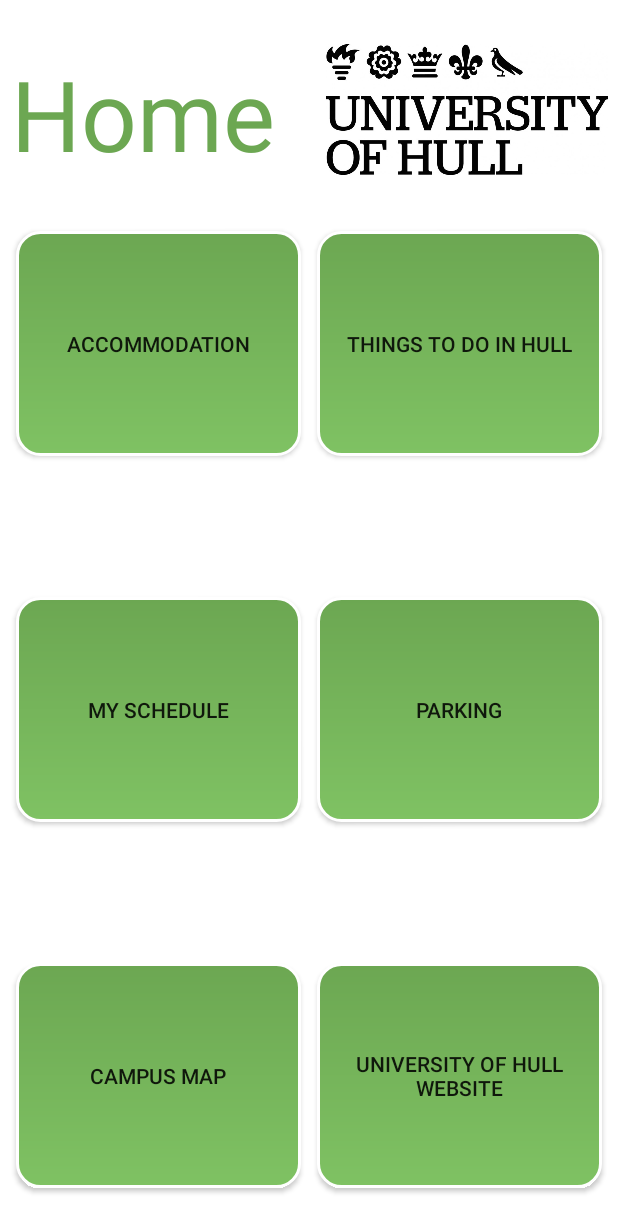
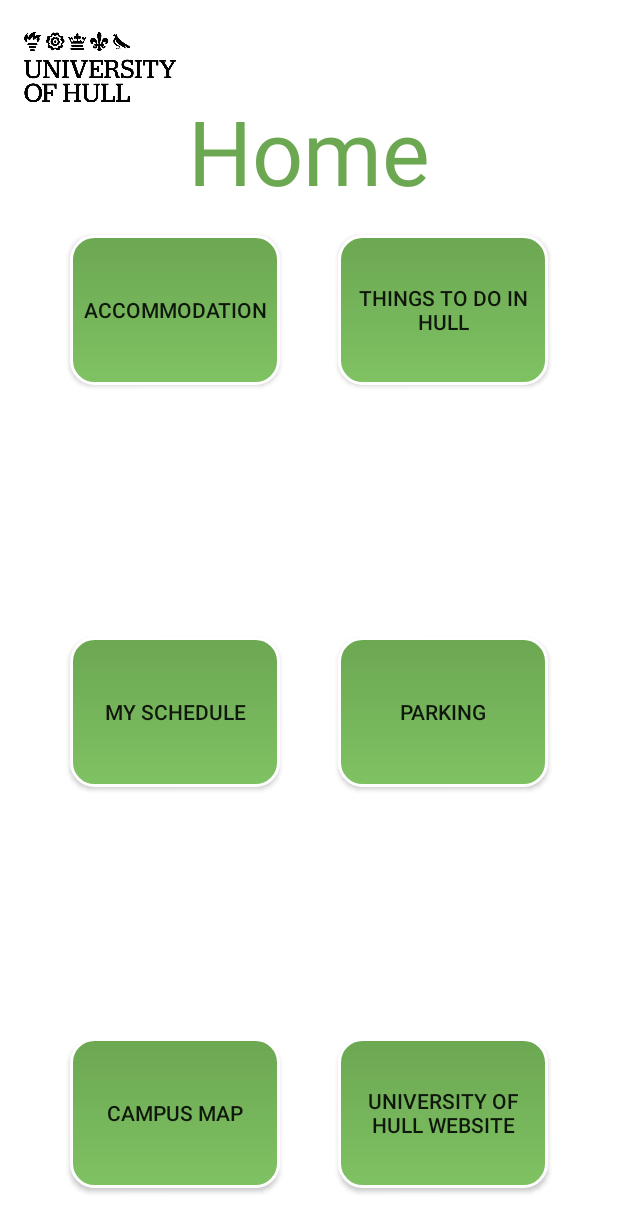
Before and after one commit to joesaul/HonoursProject, an Android app: the screen it shows after launch (MainActivity), on a phone screen of 412 x 824 dp. Shown: the top 1232 px of the screen. Run offline under Robolectric (Android 15) with nearby library versions, the phone set to English and light mode, and no system bars.

Commit message:
updated UI
changed some constraints and added a scroll view to 'things to do in hull' page

```diff
--- a/app/src/main/res/layout/activity_main.xml
+++ b/app/src/main/res/layout/activity_main.xml
@@ -11,101 +11,123 @@
     <Button
         android:id="@+id/accommodation_button"
         style="@style/Widget.AppCompat.Button"
-        android:layout_width="190dp"
-        android:layout_height="150dp"
-        android:layout_marginTop="8dp"
+        android:layout_width="140dp"
+        android:layout_height="100dp"
+        android:layout_marginStart="32dp"
+        android:layout_marginLeft="32dp"
+        android:layout_marginTop="16dp"
+        android:layout_marginEnd="12dp"
+        android:layout_marginRight="12dp"
+        android:background="@drawable/button_background"
         android:text="@string/accommodation"
         app:layout_constraintEnd_toStartOf="@+id/activities_button"
         app:layout_constraintStart_toStartOf="parent"
-        app:layout_constraintTop_toBottomOf="@+id/textView6"
-        android:background="@drawable/button_background"/>
+        app:layout_constraintTop_toBottomOf="@+id/textView6" />
 
     <Button
         android:id="@+id/campusmap_button"
-        android:layout_width="190dp"
-        android:layout_height="150dp"
+        android:layout_width="140dp"
+        android:layout_height="100dp"
+        android:layout_marginStart="32dp"
+        android:layout_marginLeft="32dp"
+        android:layout_marginEnd="12dp"
+        android:layout_marginRight="12dp"
         android:layout_marginBottom="32dp"
+        android:background="@drawable/button_background"
         android:text="@string/campusmap"
         app:layout_constraintBottom_toBottomOf="parent"
         app:layout_constraintEnd_toStartOf="@+id/uniofhullwebsite_button"
-        app:layout_constraintStart_toStartOf="parent"
-        android:background="@drawable/button_background"/>
+        app:layout_constraintStart_toStartOf="parent" />
 
     <Button
         android:id="@+id/parking_button"
-        android:layout_width="190dp"
-        android:layout_height="150dp"
+        android:layout_width="140dp"
+        android:layout_height="100dp"
+        android:layout_marginStart="12dp"
+        android:layout_marginLeft="12dp"
         android:layout_marginTop="32dp"
+        android:layout_marginEnd="32dp"
+        android:layout_marginRight="32dp"
         android:layout_marginBottom="32dp"
+        android:background="@drawable/button_background"
         android:text="@string/parking"
         app:layout_constraintBottom_toTopOf="@+id/uniofhullwebsite_button"
         app:layout_constraintEnd_toEndOf="parent"
         app:layout_constraintStart_toEndOf="@+id/schedule_button"
-        app:layout_constraintTop_toBottomOf="@+id/activities_button"
-        android:background="@drawable/button_background"/>
+        app:layout_constraintTop_toBottomOf="@+id/activities_button" />
 
     <Button
         android:id="@+id/schedule_button"
-        android:layout_width="190dp"
-        android:layout_height="150dp"
+        android:layout_width="140dp"
+        android:layout_height="100dp"
+        android:layout_marginStart="32dp"
+        android:layout_marginLeft="32dp"
         android:layout_marginTop="32dp"
+        android:layout_marginEnd="12dp"
+        android:layout_marginRight="12dp"
         android:layout_marginBottom="32dp"
+        android:background="@drawable/button_background"
         android:text="@string/schedule"
         app:layout_constraintBottom_toTopOf="@+id/campusmap_button"
         app:layout_constraintEnd_toStartOf="@+id/parking_button"
         app:layout_constraintStart_toStartOf="parent"
-        app:layout_constraintTop_toBottomOf="@+id/accommodation_button"
-        android:background="@drawable/button_background"/>
+        app:layout_constraintTop_toBottomOf="@+id/accommodation_button" />
 
     <Button
         android:id="@+id/activities_button"
-        android:layout_width="190dp"
-        android:layout_height="150dp"
-        android:layout_marginTop="24dp"
+        android:layout_width="140dp"
+        android:layout_height="100dp"
+        android:layout_marginStart="12dp"
+        android:layout_marginLeft="12dp"
+        android:layout_marginTop="16dp"
+        android:layout_marginEnd="32dp"
+        android:layout_marginRight="32dp"
+        android:background="@drawable/button_background"
         android:text="@string/activties"
         app:layout_constraintEnd_toEndOf="parent"
         app:layout_constraintStart_toEndOf="@+id/accommodation_button"
-        app:layout_constraintTop_toBottomOf="@+id/imageView"
-        android:background="@drawable/button_background"/>
+        app:layout_constraintTop_toBottomOf="@+id/textView6" />
 
     <TextView
         android:id="@+id/textView6"
-        android:layout_width="194dp"
-        android:layout_height="114dp"
-        android:layout_marginStart="16dp"
-        android:layout_marginLeft="16dp"
-        android:layout_marginTop="32dp"
-        android:layout_marginEnd="8dp"
-        android:layout_marginRight="8dp"
+        android:layout_width="wrap_content"
+        android:layout_height="wrap_content"
+        android:layout_marginStart="45dp"
+        android:layout_marginLeft="45dp"
+        android:layout_marginTop="60dp"
+        android:layout_marginEnd="45dp"
+        android:layout_marginRight="45dp"
+        android:gravity="center"
         android:text="@string/homescreen"
         android:textColor="@color/colorPrimary"
-        android:textSize="65sp"
-        app:layout_constraintEnd_toStartOf="@+id/imageView"
+        android:textSize="60sp"
+        app:layout_constraintEnd_toEndOf="parent"
         app:layout_constraintStart_toStartOf="parent"
         app:layout_constraintTop_toTopOf="parent" />
 
-    <ImageView
-        android:id="@+id/imageView"
-        android:layout_width="188dp"
-        android:layout_height="114dp"
-        android:layout_marginStart="8dp"
-        android:layout_marginLeft="8dp"
-        android:layout_marginTop="16dp"
-        android:layout_marginEnd="16dp"
-        android:layout_marginRight="16dp"
-        app:layout_constraintEnd_toEndOf="parent"
-        app:layout_constraintStart_toEndOf="@+id/textView6"
-        app:layout_constraintTop_toTopOf="parent"
-        app:srcCompat="@drawable/universityofhulllogo" />
-
     <Button
         android:id="@+id/uniofhullwebsite_button"
-        android:layout_width="190dp"
-        android:layout_height="150dp"
+        android:layout_width="140dp"
+        android:layout_height="100dp"
+        android:layout_marginStart="12dp"
+        android:layout_marginLeft="12dp"
+        android:layout_marginEnd="32dp"
+        android:layout_marginRight="32dp"
         android:layout_marginBottom="32dp"
+        android:background="@drawable/button_background"
         android:text="@string/uniofhullwebsite"
         app:layout_constraintBottom_toBottomOf="parent"
         app:layout_constraintEnd_toEndOf="parent"
-        app:layout_constraintStart_toEndOf="@+id/campusmap_button"
-        android:background="@drawable/button_background"/>
+        app:layout_constraintStart_toEndOf="@+id/campusmap_button" />
+
+    <ImageView
+        android:id="@+id/imageView"
+        android:layout_width="101dp"
+        android:layout_height="57dp"
+        android:layout_marginStart="16dp"
+        android:layout_marginLeft="16dp"
+        android:layout_marginTop="16dp"
+        app:layout_constraintStart_toStartOf="parent"
+        app:layout_constraintTop_toTopOf="parent"
+        app:srcCompat="@drawable/universityofhulllogo" />
 </androidx.constraintlayout.widget.ConstraintLayout>
--- a/app/src/main/res/values/strings.xml
+++ b/app/src/main/res/values/strings.xml
@@ -6,7 +6,8 @@
     <string name="parking">Parking</string>
     <string name="campusmap">Campus Map</string>
     <string name="homescreen">Home</string>
-    <string name="uniofhullwebsite">University of Hull website</string>
+    <string name="uniofhullwebsite">University of
+        Hull website</string>
     <string name="courtyard">Courtyard</string>
     <string name="westfield">Westfield</string>
     <string name="taylorcourt">Taylor Court</string>
```
Also changed, not shown: app/src/main/res/layout/activity_accommodation.xml (+28 -16 lines), app/src/main/res/layout/activity_activities.xml (+33 -17 lines), app/src/main/res/layout/activity_my_schedule.xml (+53 -37 lines).
